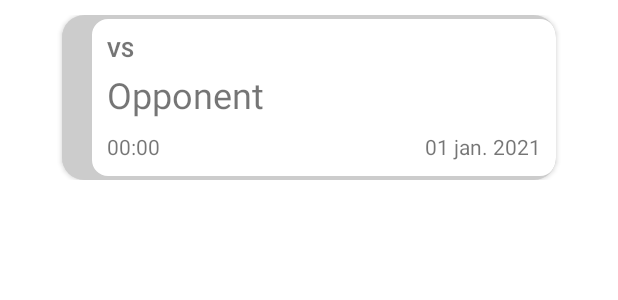
After one commit to ThomasClaes-r0664186/MobileAppGip, an Android app: the layout game_row.xml on its own in the app's theme, with its tools: preview values and no code run, on a phone screen of 412 x 824 dp. The commit adds this screen. Shown: the top 300 px of the screen. Run offline under Robolectric (Android 15) with nearby library versions, the phone set to English and light mode, and no system bars.

Commit message:
Main activity styling done

```diff
--- /dev/null
+++ b/app/src/main/res/drawable/game_row_background_gray.xml
@@ -0,0 +1,24 @@
+<?xml version="1.0" encoding="utf-8"?>
+<layer-list xmlns:android="http://schemas.android.com/apk/res/android">
+    <item>
+        <shape
+            android:shape="rectangle">
+            <!-- Set the border color of your layout here -->
+            <solid android:color="#33000000" />
+
+        </shape>
+    </item>
+
+<!-- This is for border bottom but
+you can change this according to your need -->
+    <item android:left="20dp" android:top="3dp" android:bottom="3dp">
+        <shape
+            android:shape="rectangle">
+            <!-- Set the background color of your layout here -->
+            <stroke android:width="1dp" android:color="#ffffff"/>
+            <solid android:color="#ffffff"/>
+            <corners android:radius="10dp"/>
+        </shape>
+    </item>
+
+</layer-list>
--- /dev/null
+++ b/app/src/main/res/layout/game_row.xml
@@ -0,0 +1,89 @@
+<?xml version="1.0" encoding="utf-8"?>
+<androidx.constraintlayout.widget.ConstraintLayout
+    xmlns:android="http://schemas.android.com/apk/res/android"
+    xmlns:app="http://schemas.android.com/apk/res-auto"
+    xmlns:tools="http://schemas.android.com/tools"
+    android:layout_width="match_parent"
+    android:layout_height="wrap_content"
+    android:layout_marginTop="10dp">
+
+    <LinearLayout
+        android:id="@+id/LinearImageView"
+        android:layout_width="match_parent"
+        android:layout_height="wrap_content"
+        android:gravity="center"
+        android:orientation="horizontal"
+        android:weightSum="1"
+        app:layout_constraintBottom_toBottomOf="parent"
+        app:layout_constraintEnd_toEndOf="parent"
+        app:layout_constraintStart_toStartOf="parent"
+        app:layout_constraintTop_toTopOf="parent">
+
+        <androidx.cardview.widget.CardView
+            android:layout_width="0dp"
+            android:layout_height="110dp"
+            android:layout_weight="0.8"
+            app:cardCornerRadius="15dp">
+
+            <androidx.constraintlayout.widget.ConstraintLayout
+                android:id="@+id/cardview_background"
+                android:layout_width="match_parent"
+                android:layout_height="match_parent"
+                android:paddingTop="5dp"
+                android:paddingBottom="5dp"
+                android:background="@drawable/game_row_background_gray">
+
+                <TextView
+                    android:id="@+id/vs_txt"
+                    android:layout_width="wrap_content"
+                    android:layout_height="wrap_content"
+                    android:layout_marginStart="30dp"
+                    android:layout_marginLeft="30dp"
+                    android:layout_marginTop="7dp"
+                    android:text="@string/vs_txt"
+                    android:textStyle="bold"
+                    app:layout_constraintStart_toStartOf="parent"
+                    app:layout_constraintTop_toTopOf="parent" />
+
+                <TextView
+                    android:id="@+id/opponent_txt"
+                    android:layout_width="wrap_content"
+                    android:layout_height="wrap_content"
+                    android:layout_marginStart="30dp"
+                    android:layout_marginLeft="30dp"
+                    android:layout_marginTop="3dp"
+                    android:layout_marginBottom="8dp"
+                    android:paddingEnd="5dp"
+                    android:paddingRight="5dp"
+                    android:text="@string/opponent_placeholder_txt"
+                    android:textSize="24sp"
+                    app:layout_constraintBottom_toTopOf="@+id/time_txt"
+                    app:layout_constraintStart_toStartOf="parent"
+                    app:layout_constraintTop_toBottomOf="@+id/vs_txt"
+                    tools:ignore="RtlSymmetry" />
+
+                <TextView
+                    android:id="@+id/time_txt"
+                    android:layout_width="wrap_content"
+                    android:layout_height="wrap_content"
+                    android:layout_marginStart="30dp"
+                    android:layout_marginLeft="30dp"
+                    android:layout_marginBottom="7dp"
+                    android:text="@string/time_placeholder_txt"
+                    app:layout_constraintBottom_toBottomOf="parent"
+                    app:layout_constraintStart_toStartOf="parent" />
+
+                <TextView
+                    android:id="@+id/date_txt"
+                    android:layout_width="wrap_content"
+                    android:layout_height="wrap_content"
+                    android:layout_marginEnd="10dp"
+                    android:layout_marginRight="10dp"
+                    android:layout_marginBottom="7dp"
+                    android:text="@string/date_placeholder_txt"
+                    app:layout_constraintBottom_toBottomOf="parent"
+                    app:layout_constraintEnd_toEndOf="parent" />
+            </androidx.constraintlayout.widget.ConstraintLayout>
+        </androidx.cardview.widget.CardView>
+    </LinearLayout>
+</androidx.constraintlayout.widget.ConstraintLayout>
--- a/app/src/main/res/values/strings.xml
+++ b/app/src/main/res/values/strings.xml
@@ -21,4 +21,8 @@
     <string name="something_went_wrong_with_request">The request didn\'t quite go as planned.</string>
     <string name="txt_temporary_placeholder">Placeholder</string>
     <string name="url_domain">http://ucll-team5-gip5-web.eu-west-1.elasticbeanstalk.com</string>
+    <string name="vs_txt">VS</string>
+    <string name="opponent_placeholder_txt">Opponent</string>
+    <string name="time_placeholder_txt">00:00</string>
+    <string name="date_placeholder_txt">01 jan. 2021</string>
 </resources>
```
Also changed, not shown: app/src/main/java/be/ucll/java/gip5/GameRecycleViewAdapter.java (added, +114 -0 lines), app/src/main/java/be/ucll/java/gip5/MainActivity.java (+15 -12 lines), app/src/main/res/drawable-mdpi/game_row_background_orange.xml (added, +24 -0 lines), app/src/main/res/drawable-mdpi/game_row_background_red.xml (added, +24 -0 lines), app/src/main/res/drawable/game_row_background_green.xml (added, +24 -0 lines), app/src/main/res/layout/activity_main.xml (+15 -8 lines).
